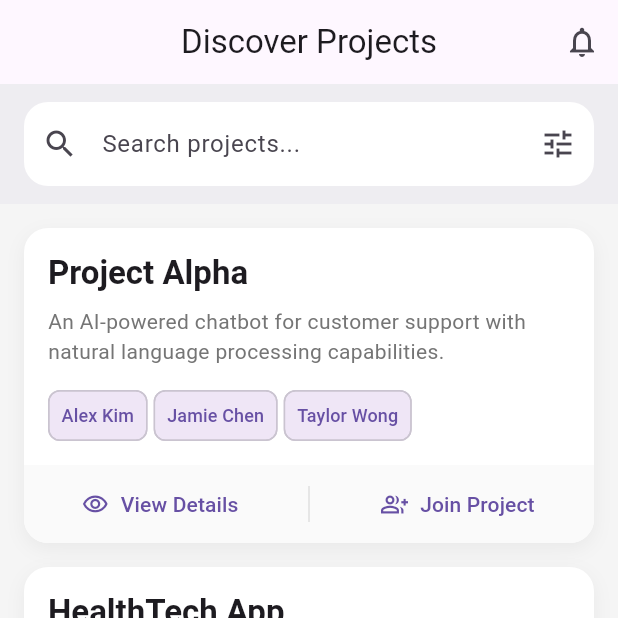
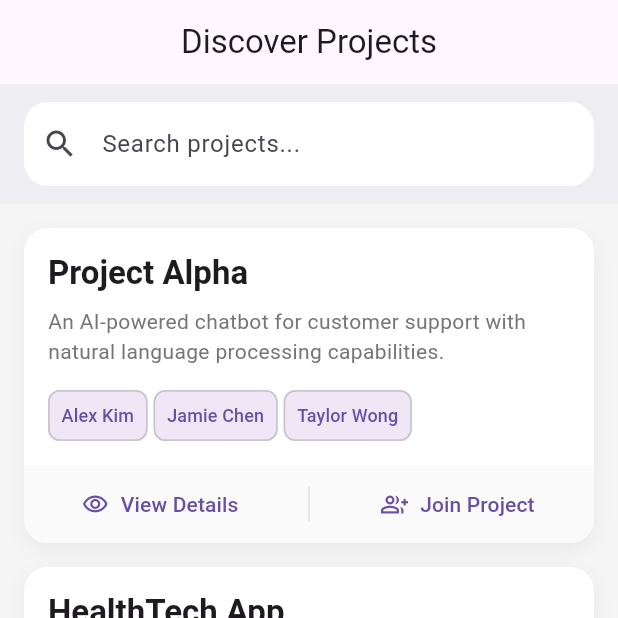
Before and after one commit to DaveSaah/collabhub, a Flutter app: the ProjectListingsScreen screen opened directly, after a tap on "Join Project", on a phone screen of 412 x 824 dp, the top half of it. Run offline on Flutter 3.47's test engine with Material 3 defaults, Android fonts, the phone set to English and light mode, and no system bars; our stand-ins replace cloud_firestore, firebase_auth, firebase_core; accounts and stored records are empty.

Commit message:
Update project_listings.dart

```diff
--- a/lib/views/project_listings.dart
+++ b/lib/views/project_listings.dart
@@ -241,10 +241,6 @@ class _ProjectListingsScreenState extends State<ProjectListingsScreen> {
         elevation: 0,
         centerTitle: true,
         actions: [
-          IconButton(
-            icon: const Icon(Icons.notifications_outlined),
-            onPressed: () {},
-          ),
         ],
       ),
       body: Column(
@@ -257,10 +253,10 @@ class _ProjectListingsScreenState extends State<ProjectListingsScreen> {
               decoration: InputDecoration(
                 hintText: 'Search projects...',
                 prefixIcon: const Icon(Icons.search),
-                suffixIcon: IconButton(
-                  icon: const Icon(Icons.tune),
-                  onPressed: () {},
-                ),
+                // suffixIcon: IconButton(
+                //   icon: const Icon(Icons.tune),
+                //   onPressed: () {},
+                // ),
                 filled: true,
                 fillColor: Colors.white,
                 border: OutlineInputBorder(
@@ -392,7 +388,7 @@ class _ProjectListingsScreenState extends State<ProjectListingsScreen> {
                                     child: TextButton.icon(
                                       onPressed: () {
                                         ScaffoldMessenger.of(context).showSnackBar(
-                                          SnackBar(content: Text('Joined ${project['title']}!')),
+                                          SnackBar(content: Text('Joined ${project['title']}!')), // abeiku do your magic here ;)
                                         );
                                       },
                                       icon: const Icon(Icons.group_add_outlined),
@@ -415,7 +411,9 @@ class _ProjectListingsScreenState extends State<ProjectListingsScreen> {
         ],
       ),
       floatingActionButton: FloatingActionButton(
-        onPressed: () {},
+        onPressed: () {
+          // abeiku do your magic here
+        },
         backgroundColor: Theme.of(context).colorScheme.primary,
         child: const Icon(Icons.add, color: Colors.white),
       ),
```
